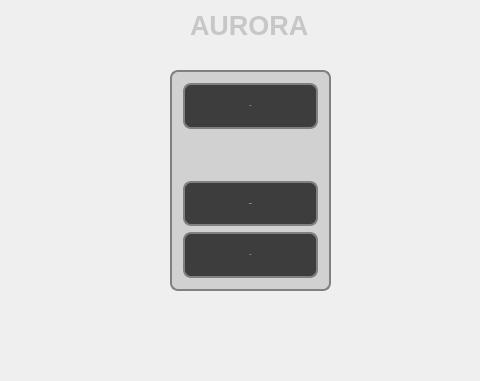
This is interface/mainwindow.ui in StylishTriangles/Aurora as Qt 5 draws it before an edit; both pictures show x 400 to 880 and y 160 to 541 of the 1280 by 720 pixel window. The edited form follows.
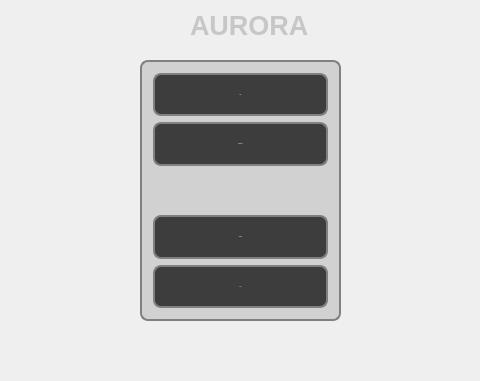
This is the edited form.

```diff
--- a/interface/mainwindow.ui
+++ b/interface/mainwindow.ui
@@ -469,10 +469,10 @@
    <widget class="QFrame" name="frame">
     <property name="geometry">
      <rect>
-      <x>570</x>
-      <y>230</y>
-      <width>161</width>
-      <height>221</height>
+      <x>540</x>
+      <y>220</y>
+      <width>201</width>
+      <height>261</height>
      </rect>
     </property>
     <property name="sizePolicy">
@@ -511,6 +511,34 @@
      <enum>QFrame::Raised</enum>
     </property>
     <layout class="QGridLayout" name="gridLayout">
+     <item row="1" column="0">
+      <widget class="QPushButton" name="minigameButton">
+       <property name="enabled">
+        <bool>true</bool>
+       </property>
+       <property name="sizePolicy">
+        <sizepolicy hsizetype="Minimum" vsizetype="Expanding">
+         <horstretch>0</horstretch>
+         <verstretch>0</verstretch>
+        </sizepolicy>
+       </property>
+       <property name="font">
+        <font>
+         <family>Leelawadee UI</family>
+         <pointsize>-1</pointsize>
+         <weight>50</weight>
+         <italic>false</italic>
+         <bold>false</bold>
+        </font>
+       </property>
+       <property name="focusPolicy">
+        <enum>Qt::NoFocus</enum>
+       </property>
+       <property name="text">
+        <string>Minigame</string>
+       </property>
+      </widget>
+     </item>
      <item row="0" column="0">
       <widget class="QPushButton" name="newGameButton">
        <property name="enabled">
@@ -539,7 +567,7 @@
        </property>
       </widget>
      </item>
-     <item row="2" column="0">
+     <item row="4" column="0">
       <widget class="QPushButton" name="optionsButton">
        <property name="sizePolicy">
         <sizepolicy hsizetype="Minimum" vsizetype="Expanding">
@@ -564,7 +592,7 @@
        </property>
       </widget>
      </item>
-     <item row="3" column="0">
+     <item row="5" column="0">
       <widget class="QPushButton" name="exitButton">
        <property name="sizePolicy">
         <sizepolicy hsizetype="Minimum" vsizetype="Expanding">
@@ -589,7 +617,7 @@
        </property>
       </widget>
      </item>
-     <item row="1" column="0">
+     <item row="2" column="0">
       <spacer name="verticalSpacer">
        <property name="orientation">
         <enum>Qt::Vertical</enum>
```
